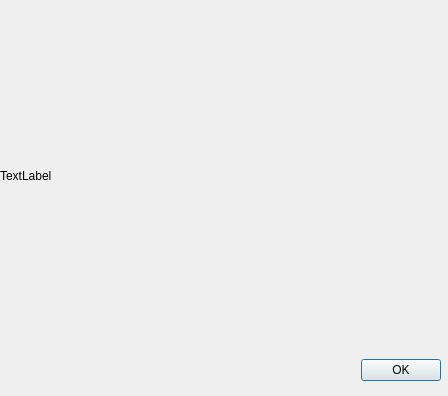
Above: ihesync/ui/about_dialog.ui from flrt/ihe-tf-sync before the change. Below: the same form after it.
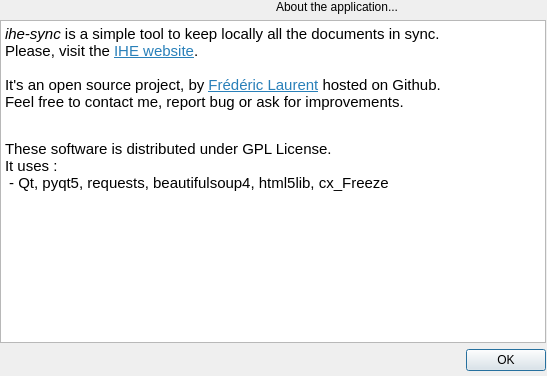
That is the form after the change. Icons and pictures are not drawn.

Commit message: more info, about dialog

```diff
--- a/ihesync/ui/about_dialog.ui
+++ b/ihesync/ui/about_dialog.ui
@@ -6,8 +6,8 @@
    <rect>
     <x>0</x>
     <y>0</y>
-    <width>448</width>
-    <height>396</height>
+    <width>547</width>
+    <height>376</height>
    </rect>
   </property>
   <property name="windowTitle">
@@ -18,18 +18,51 @@
     <rect>
      <x>0</x>
      <y>0</y>
-     <width>441</width>
-     <height>381</height>
+     <width>546</width>
+     <height>371</height>
     </rect>
    </property>
    <layout class="QVBoxLayout" name="verticalLayout">
     <item>
-     <widget class="QLabel" name="aboutLabel">
-      <property name="text">
-       <string>TextLabel</string>
-      </property>
-      <property name="textFormat">
-       <enum>Qt::RichText</enum>
+     <layout class="QHBoxLayout" name="horizontalLayout">
+      <item>
+       <widget class="QLabel" name="label">
+        <property name="text">
+         <string/>
+        </property>
+        <property name="pixmap">
+         <pixmap resource="resources.qrc">:/img/book_ihe_64.png</pixmap>
+        </property>
+        <property name="margin">
+         <number>7</number>
+        </property>
+       </widget>
+      </item>
+      <item>
+       <widget class="QLabel" name="aboutLabel">
+        <property name="text">
+         <string>About the application...</string>
+        </property>
+        <property name="textFormat">
+         <enum>Qt::RichText</enum>
+        </property>
+        <property name="indent">
+         <number>-1</number>
+        </property>
+       </widget>
+      </item>
+     </layout>
+    </item>
+    <item>
+     <widget class="QTextEdit" name="textEdit">
+      <property name="html">
+       <string>&lt;!DOCTYPE HTML PUBLIC &quot;-//W3C//DTD HTML 4.0//EN&quot; &quot;http://www.w3.org/TR/REC-html40/strict.dtd&quot;&gt;
+&lt;html&gt;&lt;head&gt;&lt;meta name=&quot;qrichtext&quot; content=&quot;1&quot; /&gt;&lt;style type=&quot;text/css&quot;&gt;
+p, li { white-space: pre-wrap; }
+&lt;/style&gt;&lt;/head&gt;&lt;body style=&quot; font-family:'Ubuntu'; font-size:11pt; font-weight:400; font-style:normal;&quot;&gt;
+&lt;p style=&quot; margin-top:12px; margin-bottom:12px; margin-left:0px; margin-right:0px; -qt-block-indent:0; text-indent:0px; background-color:#ffffff;&quot;&gt;&lt;span style=&quot; font-style:italic;&quot;&gt;ihe-sync&lt;/span&gt; is a simple tool to keep locally all the documents in sync.&lt;br /&gt;Please, visit the &lt;a href=&quot;https://www.ihe.net&quot;&gt;&lt;span style=&quot; text-decoration: underline; color:#2980b9;&quot;&gt;IHE website&lt;/span&gt;&lt;/a&gt;.&lt;br /&gt;&lt;br /&gt;It's an open source project, by &lt;a href=&quot;https://www.opikanoba.org&quot;&gt;&lt;span style=&quot; text-decoration: underline; color:#2980b9;&quot;&gt;Frédéric Laurent&lt;/span&gt;&lt;/a&gt; hosted on Github.&lt;br /&gt;Feel free to contact me, report bug or ask for improvements.&lt;br /&gt;&lt;/p&gt;
+&lt;p style=&quot; margin-top:12px; margin-bottom:12px; margin-left:0px; margin-right:0px; -qt-block-indent:0; text-indent:0px; background-color:#ffffff;&quot;&gt;&lt;span style=&quot; background-color:#ffffff;&quot;&gt;These software is distributed under GPL License.&lt;/span&gt;&lt;br /&gt;It uses :&lt;br /&gt; - Qt, pyqt5, requests, beautifulsoup4, html5lib, cx_Freeze&lt;/p&gt;
+&lt;p style=&quot;-qt-paragraph-type:empty; margin-top:12px; margin-bottom:12px; margin-left:0px; margin-right:0px; -qt-block-indent:0; text-indent:0px;&quot;&gt;&lt;br /&gt;&lt;/p&gt;&lt;/body&gt;&lt;/html&gt;</string>
       </property>
      </widget>
     </item>
```
The commit also changes 15 other files.
